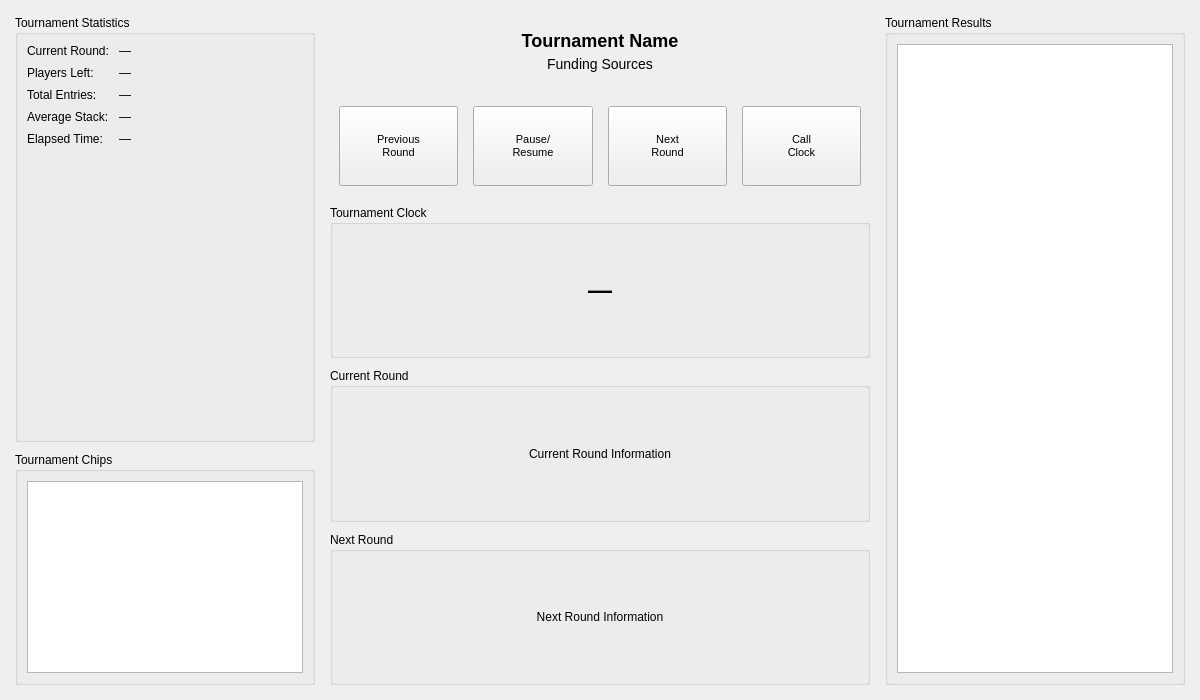
Qt form TBQt/TBTournamentDisplayWindow.ui (ryandrake08/td) before a commit.
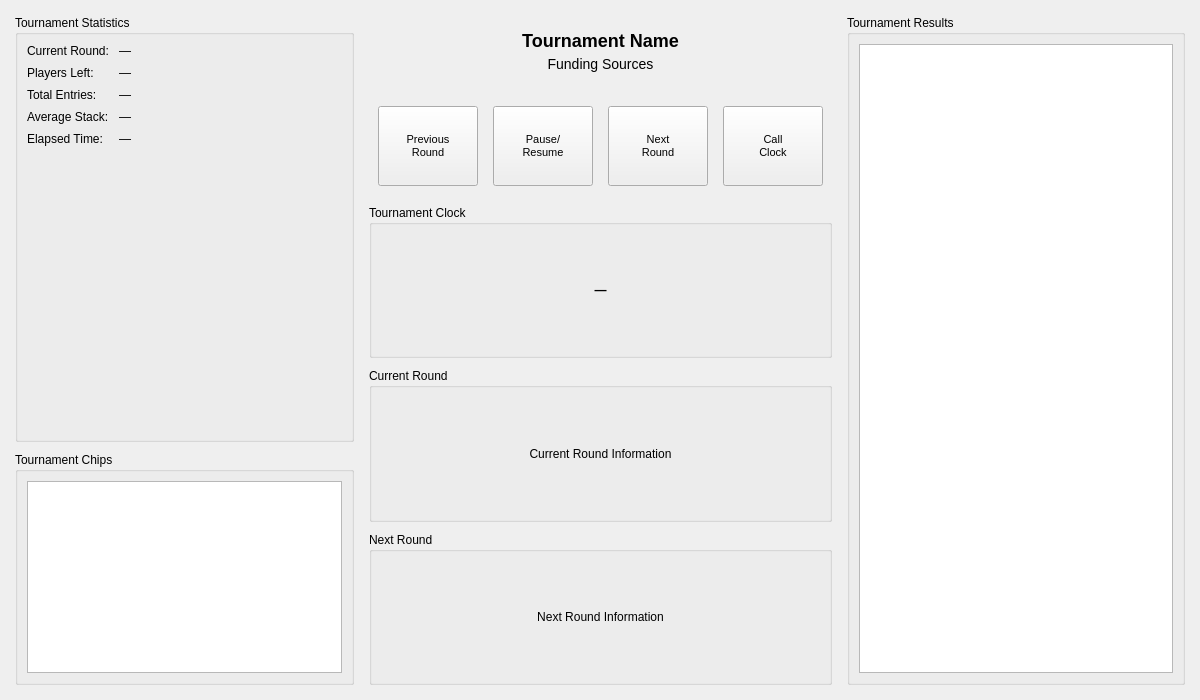
The same form after that commit. Custom widgets are drawn as their Qt base class.

Commit message: Add scalable labels for tournament display

Patch:
```diff
--- a/TBQt/TBTournamentDisplayWindow.ui
+++ b/TBQt/TBTournamentDisplayWindow.ui
@@ -43,36 +43,22 @@
        <number>15</number>
       </property>
       <item>
-       <!-- Left Column: Statistics (top) and Chips (bottom) - Stretch factor 1 -->
-       <widget class="QWidget" name="leftColumnWidget">
-        <property name="sizePolicy">
-         <sizepolicy hsizetype="Expanding" vsizetype="Expanding">
-          <horstretch>1</horstretch>
-          <verstretch>0</verstretch>
-         </sizepolicy>
+       <layout class="QVBoxLayout" name="leftColumnLayout">
+        <property name="spacing">
+         <number>10</number>
         </property>
-        <property name="minimumSize">
-         <size>
-          <width>300</width>
-          <height>400</height>
-         </size>
+        <property name="leftMargin">
+         <number>0</number>
         </property>
-        <layout class="QVBoxLayout" name="leftColumnLayout">
-         <property name="spacing">
-          <number>10</number>
-         </property>
-         <property name="leftMargin">
-          <number>0</number>
-         </property>
-         <property name="topMargin">
-          <number>0</number>
-         </property>
-         <property name="rightMargin">
-          <number>0</number>
-         </property>
-         <property name="bottomMargin">
-          <number>0</number>
-         </property>
+        <property name="topMargin">
+         <number>0</number>
+        </property>
+        <property name="rightMargin">
+         <number>0</number>
+        </property>
+        <property name="bottomMargin">
+         <number>0</number>
+        </property>
         <item>
          <!-- Upper Left: Tournament Statistics - Stretch to fill remaining space -->
          <widget class="QGroupBox" name="tournamentStatsGroupBox">
@@ -200,40 +186,25 @@
           </layout>
          </widget>
         </item>
-        </layout>
-       </widget>
+       </layout>
       </item>
       <item>
-       <!-- Center Column: Controls (top) and Clock/Rounds (bottom) - Stretch factor 2 -->
-       <widget class="QWidget" name="centerColumnWidget">
-        <property name="sizePolicy">
-         <sizepolicy hsizetype="Expanding" vsizetype="Expanding">
-          <horstretch>2</horstretch>
-          <verstretch>0</verstretch>
-         </sizepolicy>
+       <layout class="QVBoxLayout" name="centerColumnLayout">
+        <property name="spacing">
+         <number>10</number>
         </property>
-        <property name="minimumSize">
-         <size>
-          <width>500</width>
-          <height>400</height>
-         </size>
+        <property name="leftMargin">
+         <number>0</number>
         </property>
-        <layout class="QVBoxLayout" name="centerColumnLayout">
-         <property name="spacing">
-          <number>10</number>
-         </property>
-         <property name="leftMargin">
-          <number>0</number>
-         </property>
-         <property name="topMargin">
-          <number>0</number>
-         </property>
-         <property name="rightMargin">
-          <number>0</number>
-         </property>
-         <property name="bottomMargin">
-          <number>0</number>
-         </property>
+        <property name="topMargin">
+         <number>0</number>
+        </property>
+        <property name="rightMargin">
+         <number>0</number>
+        </property>
+        <property name="bottomMargin">
+         <number>0</number>
+        </property>
         <item>
          <!-- Tournament Header -->
          <widget class="QFrame" name="tournamentHeaderFrame">
@@ -436,15 +407,24 @@
           </property>
           <layout class="QVBoxLayout" name="clockLayout">
            <item>
-            <widget class="QLabel" name="tournamentClockLabel">
+            <widget class="TBScalableLabel" name="tournamentClockLabel">
+             <property name="styleSheet">
+              <string>font-weight: bold;</string>
+             </property>
              <property name="text">
               <string>—</string>
              </property>
              <property name="alignment">
               <set>Qt::AlignCenter</set>
              </property>
-             <property name="styleSheet">
-              <string>font-size: 24px; font-weight: bold;</string>
+             <property name="minimumFontSize" stdset="0">
+              <number>32</number>
+             </property>
+             <property name="maximumFontSize" stdset="0">
+              <number>128</number>
+             </property>
+             <property name="fontFamily" stdset="0">
+              <string>IBM Plex Sans</string>
              </property>
             </widget>
            </item>
@@ -509,34 +489,25 @@
           </layout>
          </widget>
         </item>
-        </layout>
-       </widget>
+       </layout>
       </item>
       <item>
-       <!-- Right Column: Results Display (full height) - Stretch factor 1 -->
-       <widget class="QWidget" name="rightColumnWidget">
-        <property name="sizePolicy">
-         <sizepolicy hsizetype="Expanding" vsizetype="Expanding">
-          <horstretch>1</horstretch>
-          <verstretch>0</verstretch>
-         </sizepolicy>
+       <layout class="QVBoxLayout" name="rightColumnLayout">
+        <property name="spacing">
+         <number>10</number>
         </property>
-        <layout class="QVBoxLayout" name="rightColumnLayout">
-         <property name="spacing">
-          <number>10</number>
-         </property>
-         <property name="leftMargin">
-          <number>0</number>
-         </property>
-         <property name="topMargin">
-          <number>0</number>
-         </property>
-         <property name="rightMargin">
-          <number>0</number>
-         </property>
-         <property name="bottomMargin">
-          <number>0</number>
-         </property>
+        <property name="leftMargin">
+         <number>0</number>
+        </property>
+        <property name="topMargin">
+         <number>0</number>
+        </property>
+        <property name="rightMargin">
+         <number>0</number>
+        </property>
+        <property name="bottomMargin">
+         <number>0</number>
+        </property>
         <item>
          <!-- Results Display - Expand to fill all available space -->
          <widget class="QGroupBox" name="resultsGroupBox">
@@ -578,8 +549,7 @@
           </layout>
          </widget>
         </item>
-        </layout>
-       </widget>
+       </layout>
       </item>
      </layout>
     </item>
@@ -592,6 +562,11 @@
    <extends>QPushButton</extends>
    <header>TBQt/TBInvertableButton.hpp</header>
   </customwidget>
+  <customwidget>
+   <class>TBScalableLabel</class>
+   <extends>QLabel</extends>
+   <header>TBQt/TBScalableLabel.hpp</header>
+  </customwidget>
  </customwidgets>
  <resources/>
  <connections/>
```
Left out of the diff: 246 changed lines with no effect on the pictures. The commit also changes 7 other files.
